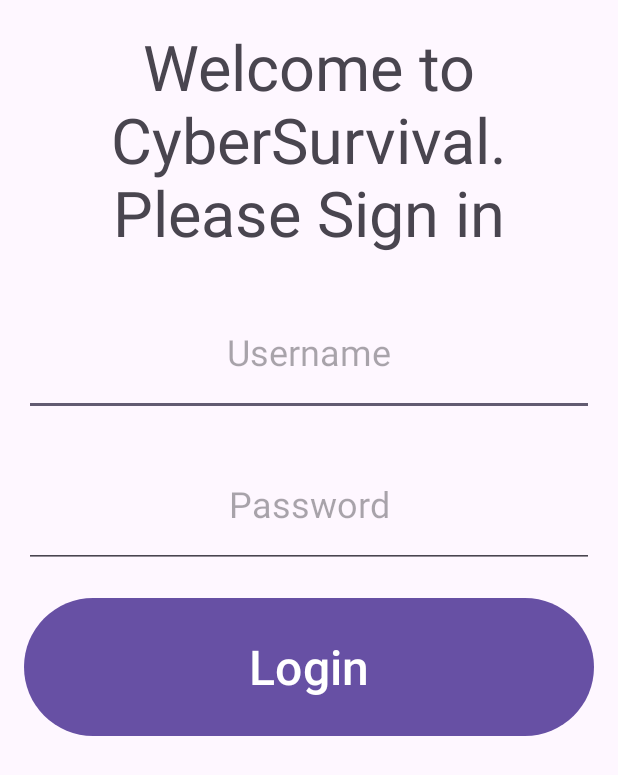
After one commit to dorta-csumb/CyberSurvivalJava, an Android app: the LoginActivity screen opened directly, with no data from a screen before it, on a phone screen of 412 x 824 dp. The commit adds this screen. Shown: the top 775 px of the screen. Run offline under Robolectric (Android 15) with nearby library versions, the phone set to English and light mode, and no system bars.

Commit message:
Created LoginActivity and made xml file for it

```diff
--- a/app/build.gradle.kts
+++ b/app/build.gradle.kts
@@ -29,6 +29,9 @@ android {
         sourceCompatibility = JavaVersion.VERSION_11
         targetCompatibility = JavaVersion.VERSION_11
     }
+    buildFeatures {
+        viewBinding = true
+    }
 }
 
 dependencies {
--- a/app/src/main/AndroidManifest.xml
+++ b/app/src/main/AndroidManifest.xml
@@ -12,6 +12,9 @@
         android:supportsRtl="true"
         android:theme="@style/Theme.CyberSurvivalJava">
         <activity
+            android:name=".LoginActivity"
+            android:exported="false" />
+        <activity
             android:name=".MainActivity"
             android:exported="true">
             <intent-filter>
--- /dev/null
+++ b/app/src/main/java/com/example/cybersurvivaljava/LoginActivity.java
@@ -0,0 +1,36 @@
+package com.example.cybersurvivaljava;
+
+import android.os.Bundle;
+import android.view.View;
+import android.widget.Toast;
+
+import androidx.activity.EdgeToEdge;
+import androidx.appcompat.app.AppCompatActivity;
+import androidx.core.graphics.Insets;
+import androidx.core.view.ViewCompat;
+import androidx.core.view.WindowInsetsCompat;
+import com.example.cybersurvivaljava.databinding.ActivityLoginBinding;
+
+public class LoginActivity extends AppCompatActivity {
+
+    private ActivityLoginBinding binding;
+
+    @Override
+    protected void onCreate(Bundle savedInstanceState) {
+        super.onCreate(savedInstanceState);
+        binding = ActivityLoginBinding.inflate(getLayoutInflater());
+        setContentView(binding.getRoot());
+
+
+        binding.loginButton.setOnClickListener(new View.OnClickListener() {
+            @Override
+            public void onClick(View v) {
+                toastMaker("Login button clicked");
+            }
+        });
+    }
+
+    private void toastMaker(String message) {
+        Toast.makeText(this, message, Toast.LENGTH_SHORT).show();
+    }
+}
--- /dev/null
+++ b/app/src/main/res/layout/activity_login.xml
@@ -0,0 +1,62 @@
+<?xml version="1.0" encoding="utf-8"?>
+<androidx.constraintlayout.widget.ConstraintLayout xmlns:android="http://schemas.android.com/apk/res/android"
+    xmlns:app="http://schemas.android.com/apk/res-auto"
+    xmlns:tools="http://schemas.android.com/tools"
+    android:id="@+id/main"
+    android:layout_width="match_parent"
+    android:layout_height="match_parent"
+    tools:context=".LoginActivity">
+
+    <TextView
+        android:id="@+id/titleLoginTextView"
+        android:layout_width="match_parent"
+        android:layout_height="160dp"
+        android:layout_margin="16dp"
+        android:layout_marginBottom="24dp"
+        android:gravity="center"
+        android:text="@string/loginWelcome"
+        android:textSize="42sp"
+        app:layout_constraintEnd_toEndOf="parent"
+        app:layout_constraintStart_toStartOf="parent"
+        app:layout_constraintTop_toTopOf="parent" />
+
+    <EditText
+        android:id="@+id/usernameLoginEditText"
+        android:layout_width="match_parent"
+        android:layout_height="85dp"
+        android:layout_margin="16dp"
+        android:autofillHints="Please enter a Username"
+        android:gravity="center"
+        android:hint="Username"
+        android:inputType="text"
+        android:textSize="24sp"
+        app:layout_constraintEnd_toEndOf="parent"
+        app:layout_constraintStart_toStartOf="parent"
+        app:layout_constraintTop_toBottomOf="@id/titleLoginTextView" />
+
+    <EditText
+        android:id="@+id/passwordLoginEditText"
+        android:layout_width="match_parent"
+        android:layout_height="85dp"
+        android:layout_margin="16dp"
+        android:autofillHints="Please enter password"
+        android:gravity="center"
+        android:hint="Password"
+        android:inputType="textPassword"
+        android:textSize="24sp"
+        app:layout_constraintEnd_toEndOf="parent"
+        app:layout_constraintStart_toStartOf="parent"
+        app:layout_constraintTop_toBottomOf="@id/usernameLoginEditText" />
+
+    <Button
+        android:id="@+id/loginButton"
+        android:layout_width="match_parent"
+        android:layout_height="100dp"
+        android:layout_margin="16dp"
+        android:text="Login"
+        android:textSize="32sp"
+        app:layout_constraintEnd_toEndOf="parent"
+        app:layout_constraintStart_toStartOf="parent"
+        app:layout_constraintTop_toBottomOf="@id/passwordLoginEditText" />
+
+</androidx.constraintlayout.widget.ConstraintLayout>
--- a/app/src/main/res/values/strings.xml
+++ b/app/src/main/res/values/strings.xml
@@ -1,3 +1,4 @@
 <resources>
     <string name="app_name">CyberSurvivalJava</string>
+    <string name="loginWelcome">Welcome to CyberSurvival. Please Sign in or Create New Account</string>
 </resources>
```
